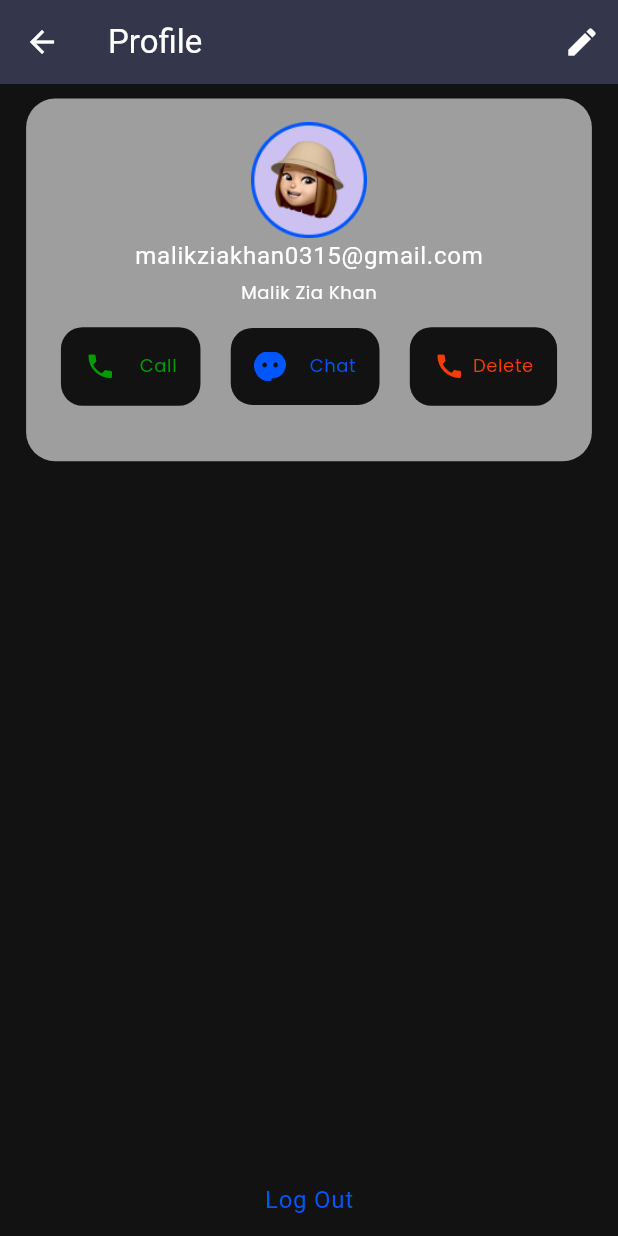
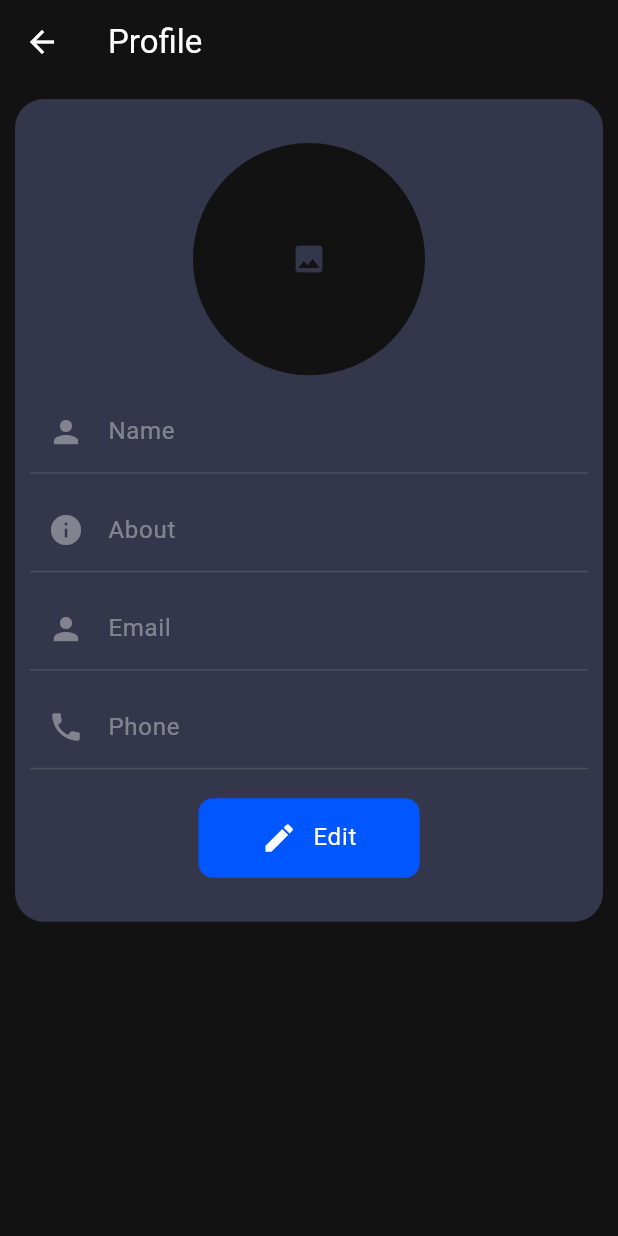
Before and after one commit to Qariziaullahkhan/SamPark-App, a Flutter app: the Profile screen opened directly, on a phone screen of 412 x 824 dp. Run offline on Flutter 3.47's test engine with Material 3 defaults, Android fonts, the phone set to English and light mode, and no system bars; our stand-ins replace cloud_firestore, firebase_auth, firebase_core, flutter_screenutil, get, google_fonts and 1 more; accounts and stored records are empty; project files that could hold a hidden picture were left out.

Commit message:
profile controller

```diff
--- a/lib/config/pagepath.dart
+++ b/lib/config/pagepath.dart
@@ -3,8 +3,8 @@ import 'package:get/get_navigation/src/routes/transitions_type.dart';
 import 'package:sampark_app/pages/auth/auth_page.dart';
 import 'package:sampark_app/pages/chat/caht_page.dart';
 import 'package:sampark_app/pages/home/home.dart';
-import 'package:sampark_app/pages/profile/profile.dart';
-import 'package:sampark_app/pages/profile/update_profile.dart';
+import 'package:sampark_app/pages/userprofile/user_profile.dart';
+import 'package:sampark_app/pages/userprofile/update_profile.dart';
 
 var pagepath = [
   GetPage(
@@ -21,11 +21,11 @@ var pagepath = [
       page: () => ChatPage(),
       transition: Transition.rightToLeft),
   GetPage(
-      name: "/profilepage",
-      page: () => Profile(),
+      name: "/userprofilepage",
+      page: () => UserProfile(),
       transition: Transition.rightToLeft),
   GetPage(
-      name: "/updateprofile",
-      page: () => UpdateProfile(),
+      name: "/userupdateprofile",
+      page: () => UserUpdateProfile(),
       transition: Transition.rightToLeft),
 ];
--- a/lib/controller/splash_controller.dart
+++ b/lib/controller/splash_controller.dart
@@ -13,9 +13,9 @@ class SplashController extends GetxController {
   Future<void> splashHande() async {
     await Future.delayed(Duration(seconds: 3));
     if (auth.currentUser == null) {
-      Get.offAllNamed('/authpage');
+      Get.offAllNamed('/authpage'); // user not logged in
     } else {
-      Get.offAllNamed('/homepage');
+      Get.offAllNamed('/homepage'); // user is logged in
     }
   }
 }
--- /dev/null
+++ b/lib/models/user_model.dart
@@ -0,0 +1,49 @@
+class UserModel {
+  String? id;
+  String? name;
+  String? email;
+  String? profileImage;
+  String? phone;
+  String? about;
+  String? createdAt;
+  String? lastOnlineStatus;
+  String? status;
+
+  UserModel({
+    this.id,
+    this.name,
+    this.email,
+    this.profileImage,
+    this.phone,
+    this.about,
+    this.createdAt,
+    this.lastOnlineStatus,
+    this.status,
+  });
+
+  UserModel.fromJson(Map<String, dynamic> json) {
+    id = json['id'];
+    name = json['name'];
+    email = json['email'];
+    profileImage = json['ProfileImage'];
+    phone = json['phone'];
+    about = json['about'];
+    createdAt = json['createdAt'];
+    lastOnlineStatus = json['lastOnlineStatus'];
+    status = json['status'];
+  }
+
+  Map<String, dynamic> toJson() {
+    return {
+      'id': id,
+      'name': name,
+      'email': email,
+      'ProfileImage': profileImage,
+      'phone': phone,
+      'about': about,
+      'createdAt': createdAt,
+      'lastOnlineStatus': lastOnlineStatus,
+      'status': status,
+    };
+  }
+}
--- a/lib/pages/auth/login_form.dart
+++ b/lib/pages/auth/login_form.dart
@@ -12,12 +12,12 @@ class LoginForm extends StatelessWidget {
     final AuthController authController = Get.put(AuthController());
     TextEditingController emailController = TextEditingController();
     TextEditingController passwordController = TextEditingController();
-    final _formKey = GlobalKey<FormState>();
+    final formKey = GlobalKey<FormState>();
 
     return Padding(
       padding: EdgeInsets.symmetric(horizontal: 40.w, vertical: 15.h),
       child: Form(
-        key: _formKey,
+        key: formKey,
         child: Column(
           children: [
             SizedBox(height: 36.h),
@@ -78,7 +78,7 @@ class LoginForm extends StatelessWidget {
                         PrimaryButton(
                           text: "Login",
                           onPressed: () {
-                            if (_formKey.currentState!.validate()) {
+                            if (formKey.currentState!.validate()) {
                               authController.login(emailController.text,
                                   passwordController.text);
                               Get.toNamed("/homepage");
--- a/lib/pages/home/home.dart
+++ b/lib/pages/home/home.dart
@@ -1,6 +1,7 @@
 import 'package:flutter/material.dart';
 import 'package:flutter_screenutil/flutter_screenutil.dart';
 import 'package:get/get.dart';
+import 'package:sampark_app/controller/profile_controller.dart';
 import 'package:sampark_app/pages/chat/chat_list.dart';
 import 'package:sampark_app/widgets/tab_bar.dart';
 import 'package:sampark_app/config/images.dart';
@@ -16,6 +17,7 @@ class HomePage extends StatefulWidget {
 class _HomePageState extends State<HomePage> {
   @override
   Widget build(BuildContext context) {
+    ProfileController profileController = Get.put(ProfileController());
     return DefaultTabController(
       length: 3, // number of tabs
       child: Scaffold(
@@ -36,7 +38,7 @@ class _HomePageState extends State<HomePage> {
             IconButton(onPressed: () {}, icon: const Icon(Icons.search)),
             IconButton(
                 onPressed: () {
-                  Get.toNamed('/profilepage');
+                  Get.toNamed('/userprofilepage');
                 },
                 icon: const Icon(Icons.more_vert_outlined)),
           ],
--- a/lib/pages/profile/profile.dart
+++ b/lib/pages/profile/profile.dart
@@ -1,177 +1,147 @@
 import 'package:flutter/material.dart';
 import 'package:flutter_screenutil/flutter_screenutil.dart';
 import 'package:get/get.dart';
-import 'package:sampark_app/config/colors.dart';
-import 'package:sampark_app/config/images.dart';
-import 'package:sampark_app/controller/auth_controller.dart';
+import 'package:sampark_app/controller/profile_controller.dart';
 import 'package:sampark_app/widgets/mysize.dart';
+import 'package:sampark_app/widgets/primary_button.dart';
 
 class Profile extends StatelessWidget {
   const Profile({super.key});
 
   @override
   Widget build(BuildContext context) {
-    AuthController authController = Get.put(AuthController());
+    ProfileController profileController = Get.put(ProfileController());
+    RxBool isedit = false.obs;
+    TextEditingController nameController =
+        TextEditingController(text: profileController.currentUser.value.name);
+    TextEditingController emailController = TextEditingController();
+    TextEditingController phoneController =
+        TextEditingController(text: profileController.currentUser.value.phone);
+    TextEditingController aboutController =
+        TextEditingController(text: profileController.currentUser.value.about);
     return Scaffold(
       appBar: AppBar(
-        backgroundColor: Theme.of(context).colorScheme.onPrimaryContainer,
-        title: Text("Profile"),
-        actions: [
-          IconButton(
-              onPressed: () {
-                Get.toNamed('/updateprofile');
-              },
-              icon: const Icon(Icons.edit)),
-        ],
+        title: const Text("Profile"),
       ),
-      body: Column(
+      body: Padding(
+        padding: const EdgeInsets.all(10.0),
+        child: ListView(
           children: [
             Container(
-            margin: EdgeInsets.symmetric(horizontal: 18.h, vertical: 10.h),
-            padding: EdgeInsets.all(15.sp),
-            width: double.infinity,
-            height: 250.h,
+              padding: const EdgeInsets.all(10.0),
               decoration: BoxDecoration(
-              color: Theme.of(context).colorScheme.primaryContainer,
+                color: Theme.of(context).colorScheme.onPrimaryContainer,
                 borderRadius: BorderRadius.circular(20.r),
               ),
               child: Row(
                 children: [
                   Expanded(
                     child: Column(
-                    crossAxisAlignment: CrossAxisAlignment.start,
                       children: [
-                      Row(
-                        mainAxisAlignment: MainAxisAlignment.center,
-                        children: [
-                          Image.asset(
-                            AssetsImages.girlimages,
-                            height: 80.h,
-                          ),
-                        ],
+                        Mysize(
+                          height: 20.h,
                         ),
                         Row(
                           mainAxisAlignment: MainAxisAlignment.center,
                           children: [
-                          Text("malikziakhan0315@gmail.com",
-                              style: Theme.of(context).textTheme.bodyLarge),
+                            CircleAvatar(
+                              radius: 80.r,
+                              backgroundColor:
+                                  Theme.of(context).colorScheme.surface,
+                              child: Icon(
+                                Icons.image,
+                              ),
+                            ),
                           ],
                         ),
                         Mysize(
-                        height: 5.h,
+                          height: 10.h,
+                        ),
+                        Obx(
+                          () => TextField(
+                            controller: nameController,
+                            decoration: InputDecoration(
+                              enabled: isedit.value,
+                              filled: isedit.value,
+                              hintText: "Name",
+                              labelText: "Name",
+                              prefixIcon: Icon(Icons.person),
+                            ),
+                          ),
+                        ),
+                        Mysize(height: 10.h), // Added gap
+                        Obx(
+                          () => TextField(
+                            controller: aboutController,
+                            decoration: InputDecoration(
+                              enabled: isedit.value,
+                              filled: isedit.value,
+                              hintText: "About",
+                              labelText: "About",
+                              prefixIcon: Icon(Icons.info),
+                            ),
+                          ),
+                        ),
+                        Mysize(height: 10.h), // Added gap
+                        TextField(
+                          controller: emailController,
+                          decoration: InputDecoration(
+                            enabled: isedit.value,
+                            filled: isedit.value,
+                            hintText: "Email",
+                            labelText: "Email",
+                            prefixIcon: Icon(Icons.person),
+                          ),
+                        ),
+                        Mysize(height: 10.h), // Added gap
+                        Obx(
+                          () => TextField(
+                            controller: phoneController,
+                            decoration: InputDecoration(
+                              enabled: isedit.value,
+                              filled: isedit.value,
+                              hintText: "Phone",
+                              labelText: "Phone",
+                              prefixIcon: Icon(Icons.phone),
+                            ),
+                          ),
+                        ),
+                        Mysize(
+                          height: 20.h,
                         ),
                         Row(
                           mainAxisAlignment: MainAxisAlignment.center,
                           children: [
-                          Text("Malik Zia Khan",
-                              style: Theme.of(context).textTheme.bodySmall),
+                            Obx(
+                              () => isedit.value
+                                  ? PrimaryButton(
+                                      text: "Save",
+                                      onPressed: () {
+                                        isedit.value = false;
+                                      },
+                                      icon: Icons.save,
+                                    )
+                                  : PrimaryButton(
+                                      text: "Edit",
+                                      onPressed: () {
+                                        isedit.value = true;
+                                      },
+                                      icon: Icons.edit,
+                                    ),
+                            )
                           ],
                         ),
                         Mysize(
-                        height: 15.h,
+                          height: 20.h,
                         ),
-                      Row(
-                        // This is the only changed section
-                        mainAxisAlignment: MainAxisAlignment.spaceEvenly,
-                        children: [
-                          Container(
-                            padding: EdgeInsets.all(15.sp),
-                            decoration: BoxDecoration(
-                              color: Theme.of(context).colorScheme.surface,
-                              borderRadius: BorderRadius.circular(15.r),
-                            ),
-                            child: Row(
-                              children: [
-                                Icon(
-                                  Icons.phone,
-                                  color: lgbluecolor,
-                                  size: 20.w,
-                                ),
-                                Mysize(width: 15.w),
-                                Text(
-                                  "Call",
-                                  style: Theme.of(context)
-                                      .textTheme
-                                      .bodySmall!
-                                      .copyWith(color: lgbluecolor),
-                                )
                       ],
                     ),
-                          ),
-                          Mysize(width: 5.w),
-                          Container(
-                            padding: EdgeInsets.all(15.sp),
-                            decoration: BoxDecoration(
-                              color: Theme.of(context).colorScheme.surface,
-                              borderRadius: BorderRadius.circular(15.r),
-                            ),
-                            child: Row(
-                              children: [
-                                Image.asset(
-                                  AssetsImages.logoPNG,
-                                  width: 20.w,
-                                  color: lgprimarycolor,
-                                ),
-                                Mysize(width: 15.w),
-                                Text(
-                                  "Chat",
-                                  style: Theme.of(context)
-                                      .textTheme
-                                      .bodySmall!
-                                      .copyWith(color: lgprimarycolor),
-                                )
-                              ],
-                            ),
-                          ),
-                          Mysize(width: 5.w),
-                          Container(
-                            padding: EdgeInsets.all(15.sp),
-                            decoration: BoxDecoration(
-                              color: Theme.of(context).colorScheme.surface,
-                              borderRadius: BorderRadius.circular(15.r),
-                            ),
-                            child: Row(
-                              children: [
-                                Icon(
-                                  Icons.call,
-                                  color: lgredcolor,
-                                  size: 20.w,
-                                ),
-                                Mysize(width: 5.w),
-                                Text(
-                                  "Delete",
-                                  style: Theme.of(context)
-                                      .textTheme
-                                      .bodySmall!
-                                      .copyWith(color: lgredcolor),
                   )
                 ],
               ),
             ),
           ],
         ),
-                    ],
-                  ),
-                ),
-              ],
-            ),
-          ),
-          Spacer(),
-          SizedBox(
-            child: TextButton(
-              onPressed: () async {
-                await authController.logoutuser();
-              },
-              child: Text(
-                "Log Out",
-                style: Theme.of(context)
-                    .textTheme
-                    .bodyLarge!
-                    .copyWith(color: lgprimarycolor),
-              ),
-            ),
-          )
-        ],
       ),
     );
   }
--- a/lib/pages/profile/update_profile.dart
+++ b/lib/pages/userprofile/update_profile.dart
@@ -2,8 +2,8 @@ import 'package:flutter/material.dart';
 import 'package:flutter_screenutil/flutter_screenutil.dart';
 import 'package:sampark_app/widgets/mysize.dart';
 
-class UpdateProfile extends StatelessWidget {
-  const UpdateProfile({super.key});
+class UserUpdateProfile extends StatelessWidget {
+  const UserUpdateProfile({super.key});
 
   @override
   Widget build(BuildContext context) {
```
Also changed, not shown: lib/controller/auth_controller.dart (+32 -7 lines), lib/controller/profile_controller.dart (added, +38 -0 lines), lib/pages/auth/signup_form.dart (+5 -2 lines), lib/pages/splash/splash_pages.dart (+3 -4 lines), lib/pages/userprofile/login_user_info.dart (added, +146 -0 lines), lib/pages/userprofile/user_profile.dart (added, +50 -0 lines). Lines whose indentation alone changed are shown as unchanged.
